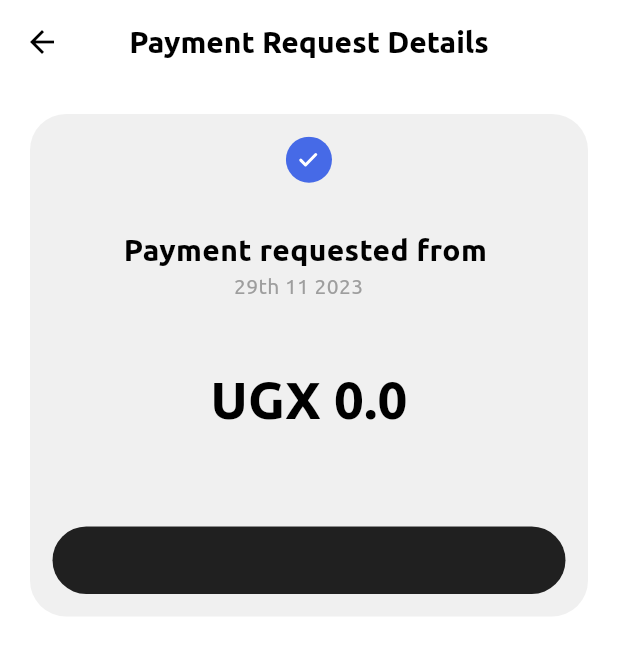
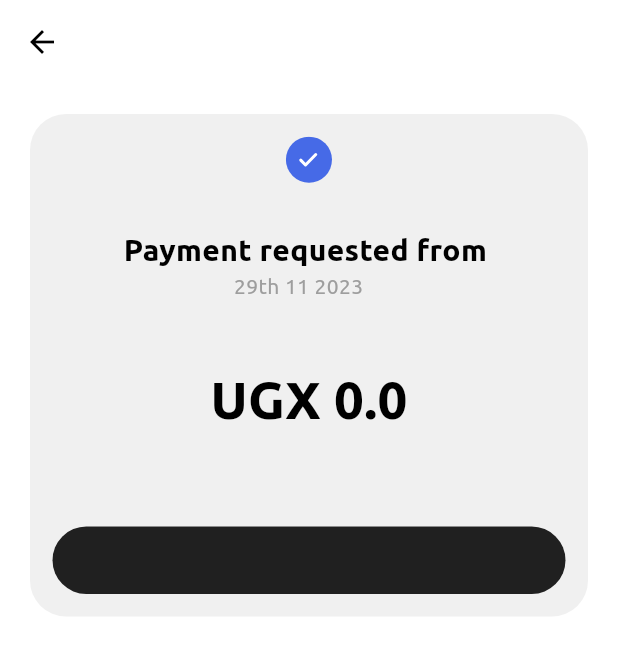
Before and after one commit to top2429/Finance-App, a Flutter app: the PaymentRequestedDetails screen opened directly with empty values, on a phone screen of 412 x 824 dp. Shown: the top 655 px of the screen. Run offline on Flutter 3.47's test engine with Material 3 defaults, Android fonts, the phone set to English and light mode, and no system bars; our stand-ins replace buttons_tabbar, cloud_firestore, firebase_auth, firebase_core, fl_chart, flutter_otp_text_field and 3 more; missing offline and left inert: flutterwave_standard, pin_plus_keyboard; accounts and stored records are empty; project files that could hold a hidden picture were left out.

Commit message:
fix: Some features is updated.

```diff
--- a/lib/features/Requests/presentation/paymentRequestDetailsCard.dart
+++ b/lib/features/Requests/presentation/paymentRequestDetailsCard.dart
@@ -28,12 +28,6 @@ class _PaymentRequestedDetailsState extends State<PaymentRequestedDetails> {
     return Scaffold(
       appBar: AppBar(
         centerTitle: true,
-        title: const Text(
-          "Payment Request Details",
-          style: TextStyle(fontSize: 20),
-        ),
-        elevation: 0,
-        backgroundColor: Colors.white,
         leading: IconButton(
             color: Colors.black,
             onPressed: () => Navigator.pop(context),
```
